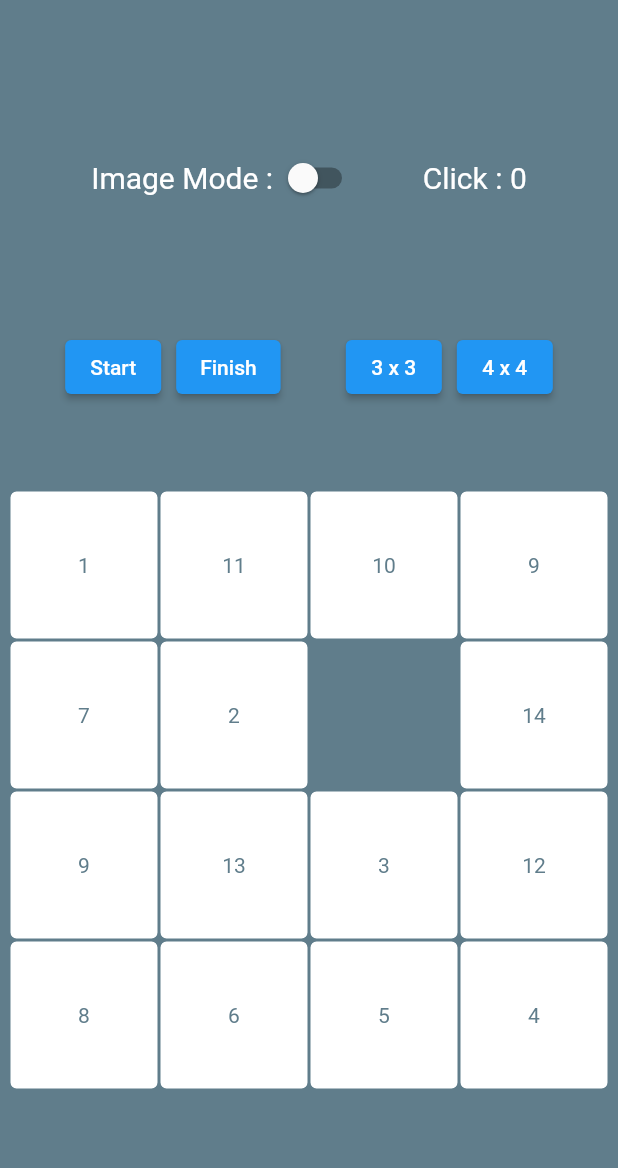
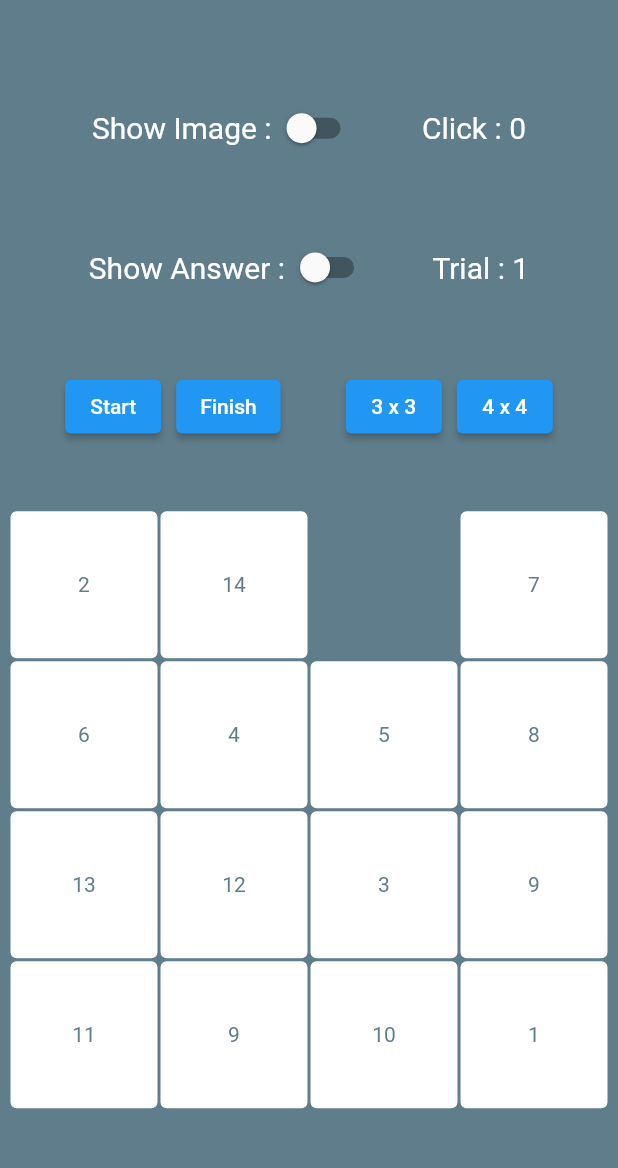
Before and after one commit to nevintrian/flutterpuzzle, a Flutter app: the screen it shows after launch, after a tap on "Start", after a tap on "4 x 4", on a phone screen of 412 x 824 dp, the part 59-1227 px from its top. Run offline on Flutter 3.47's test engine with Material 2 defaults, Android fonts, the light colour scheme and no system bars; our stand-ins replace google_mobile_ads; network calls fail.

Commit message:
random puzzle

```diff
--- a/lib/main.dart
+++ b/lib/main.dart
@@ -36,10 +36,12 @@ class _PageState extends State<_Page> {
   InterstitialAd? _interstitialAd;
   int _numInterstitialLoadAttempts = 0;
   int maxFailedLoadAttempts = 3;
+  int trialCount = 1;
   bool _isBannerAdReady = false;
   bool isGuide = false;
 
   bool isImage = false;
+  bool isAnswer = false;
   bool is16 = false;
   bool isbool4 = false;
 
@@ -165,21 +167,43 @@ class _PageState extends State<_Page> {
     }
   }
 
+  refreshRandom9() {
+    var row1 = [1, 0, 8];
+    var row2 = [5, 2, 7];
+    var row3 = [4, 6, 3];
+
+    row1.shuffle();
+    row2.shuffle();
+    row3.shuffle();
+
+    var numberPuzzle = [row1, row2, row3];
+    numberPuzzle.shuffle();
+    return numberPuzzle;
+  }
+
+  refreshRandom16() {
+    var row1 = [1, 11, 10, 9];
+    var row2 = [7, 2, 0, 14];
+    var row3 = [9, 13, 3, 12];
+    var row4 = [8, 6, 5, 4];
+
+    row1.shuffle();
+    row2.shuffle();
+    row3.shuffle();
+    row4.shuffle();
+
+    var numberPuzzle = [row1, row2, row3, row4];
+    numberPuzzle.shuffle();
+    return numberPuzzle;
+  }
+
   void refresh() {
     setState(() {
+      isAnswer = false;
       isbool4 == false ? totalClick9 = 0 : totalClick16 = 0;
       isbool4 == false
-          ? numberPuzzle = [
-              [1, 0, 8],
-              [5, 2, 7],
-              [4, 6, 3]
-            ]
-          : numberPuzzle = [
-              [1, 11, 10, 9],
-              [7, 2, 0, 14],
-              [9, 13, 3, 12],
-              [8, 6, 5, 4]
-            ];
+          ? numberPuzzle = refreshRandom9()
+          : numberPuzzle = refreshRandom16();
     });
   }
 
@@ -189,7 +213,8 @@ class _PageState extends State<_Page> {
       onPressed: () {
         if (success) {
           refresh();
-          _createInterstitialAd();
+          // _createInterstitialAd();
+          trialCount++;
           Navigator.pop(context);
         } else {
           Navigator.pop(context);
@@ -205,8 +230,10 @@ class _PageState extends State<_Page> {
     AlertDialog alertSucess = AlertDialog(
       title: const Text("Congratulation"),
       content: isbool4 == false
-          ? Text("You clear this puzzle with $totalClick9, try it again?")
-          : Text("You clear this puzzle with $totalClick16, try it again?"),
+          ? Text(
+              "You clear this puzzle with $totalClick9 click, want to try again ${trialCount + 1} times?")
+          : Text(
+              "You clear this puzzle with $totalClick16 click, want to try again ${trialCount + 1} times?"),
       actions: [okButton, cancelButton],
     );
 
@@ -239,14 +266,14 @@ class _PageState extends State<_Page> {
         mainAxisAlignment: MainAxisAlignment.spaceEvenly,
         children: [
           Container(
-            padding: const EdgeInsets.all(20),
+            padding: const EdgeInsets.symmetric(horizontal: 20),
             child: Row(
               mainAxisAlignment: MainAxisAlignment.spaceEvenly,
               children: [
                 Row(
                   children: [
                     const Text(
-                      'Image Mode :',
+                      'Show Image :',
                       style: TextStyle(color: Colors.white, fontSize: 20),
                     ),
                     Switch(
@@ -270,6 +297,48 @@ class _PageState extends State<_Page> {
                           style: const TextStyle(
                               color: Colors.white, fontSize: 20),
                         ),
+                ),
+              ],
+            ),
+          ),
+          Container(
+            padding: const EdgeInsets.symmetric(horizontal: 20),
+            child: Row(
+              mainAxisAlignment: MainAxisAlignment.spaceEvenly,
+              children: [
+                Row(
+                  children: [
+                    const Text(
+                      'Show Answer :',
+                      style: TextStyle(color: Colors.white, fontSize: 20),
+                    ),
+                    Switch(
+                        value: isAnswer,
+                        onChanged: (value) {
+                          setState(() {
+                            isAnswer = value;
+                            isImage = true;
+                            isbool4 == false
+                                ? numberPuzzle = [
+                                    [1, 2, 3],
+                                    [4, 5, 6],
+                                    [7, 8, 0]
+                                  ]
+                                : numberPuzzle = [
+                                    [1, 2, 3, 4],
+                                    [5, 6, 7, 8],
+                                    [9, 10, 11, 12],
+                                    [13, 14, 15, 0]
+                                  ];
+                          });
+                        }),
+                  ],
+                ),
+                SizedBox(
+                  child: Text(
+                    "Trial : $trialCount",
+                    style: const TextStyle(color: Colors.white, fontSize: 20),
+                  ),
                 ),
               ],
             ),
@@ -314,9 +383,10 @@ class _PageState extends State<_Page> {
                   ElevatedButton(
                       onPressed: () {
                         setState(() {
+                          isAnswer = false;
                           isbool4 = false;
                           totalPuzzle = 3;
-                          numberPuzzle = numberPuzzle9;
+                          numberPuzzle = refreshRandom9();
                         });
                       },
                       child: const Text('3 x 3')),
@@ -326,9 +396,10 @@ class _PageState extends State<_Page> {
                   ElevatedButton(
                       onPressed: () {
                         setState(() {
+                          isAnswer = false;
                           isbool4 = true;
                           totalPuzzle = 4;
-                          numberPuzzle = numberPuzzle16;
+                          numberPuzzle = refreshRandom16();
                         });
                       },
                       child: const Text('4 x 4')),
@@ -362,6 +433,7 @@ class _PageState extends State<_Page> {
                                         numberPuzzle[i][j];
                                     numberPuzzle[i][j] = 0;
                                     setState(() {
+                                      isAnswer = false;
                                       isbool4 == false
                                           ? totalClick9++
                                           : totalClick16++;
--- a/pubspec.yaml
+++ b/pubspec.yaml
@@ -15,7 +15,7 @@
 # In iOS, build-name is used as CFBundleShortVersionString while build-number used as CFBundleVersion.
 # Read more about iOS versioning at
 # https://developer.apple.com/library/archive/documentation/General/Reference/InfoPlistKeyReference/Articles/CoreFoundationKeys.html
-version: 1.0.0+1
+version: 1.0.1+2
 
 environment:
   sdk: ">=2.16.0 <3.0.0"
```
